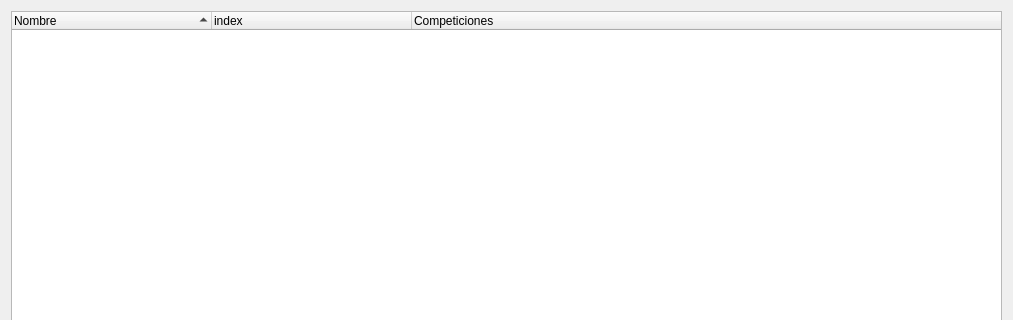
This is ui/regions.ui in soker90/betcon as Qt 5 draws it before an edit; both pictures show x 0 to 1013 and y 0 to 320 of the 1013 by 672 pixel window. The edited form follows.
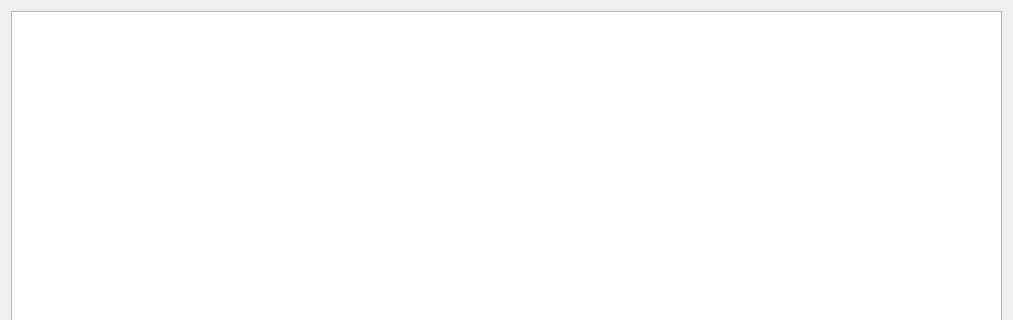
This is the edited form.

Commit message: feat: modernize UI — dark/light themes, Qt icons, QTableView migration

What changed in the file:
```diff
--- a/ui/regions.ui
+++ b/ui/regions.ui
@@ -15,28 +15,19 @@
   </property>
   <layout class="QVBoxLayout" name="verticalLayout">
    <item>
-    <widget class="QTreeWidget" name="treeMain">
+    <widget class="QTableView" name="treeMain">
      <property name="sortingEnabled">
       <bool>true</bool>
      </property>
-     <attribute name="headerDefaultSectionSize">
-      <number>200</number>
-     </attribute>
-     <column>
-      <property name="text">
-       <string>Nombre</string>
-      </property>
-     </column>
-     <column>
-      <property name="text">
-       <string>index</string>
-      </property>
-     </column>
-     <column>
-      <property name="text">
-       <string>Competiciones</string>
-      </property>
-     </column>
+     <property name="selectionBehavior">
+      <enum>QAbstractItemView::SelectRows</enum>
+     </property>
+     <property name="alternatingRowColors">
+      <bool>true</bool>
+     </property>
+     <property name="showGrid">
+      <bool>false</bool>
+     </property>
     </widget>
    </item>
   </layout>
```
The commit also changes 26 other files.
